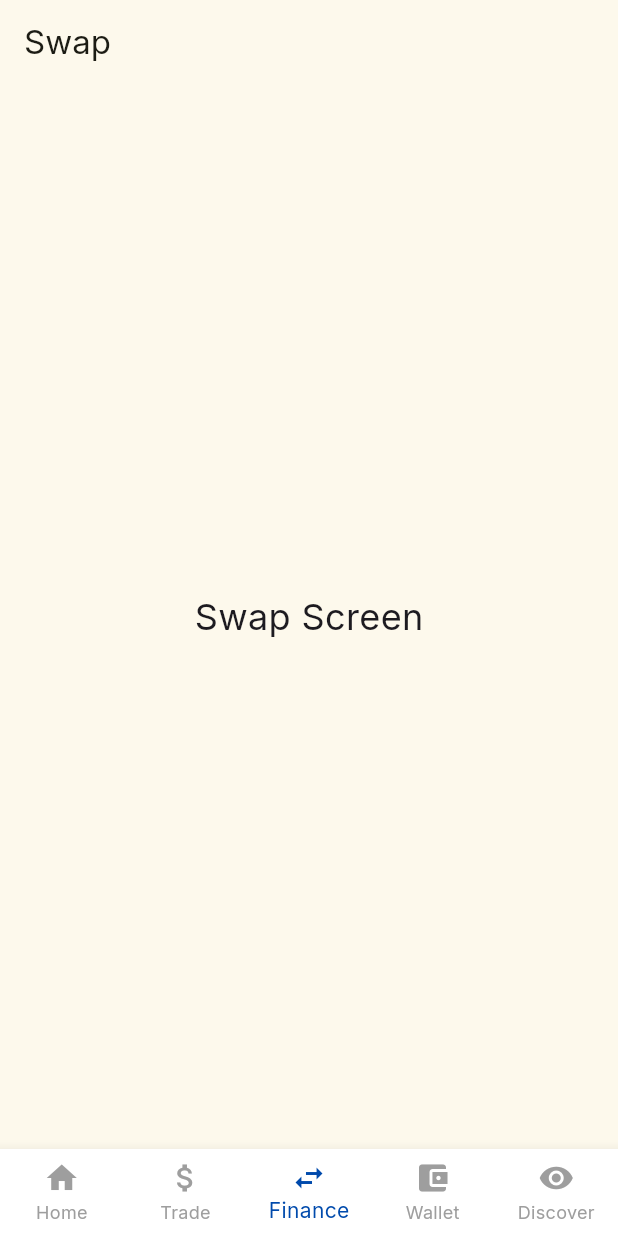
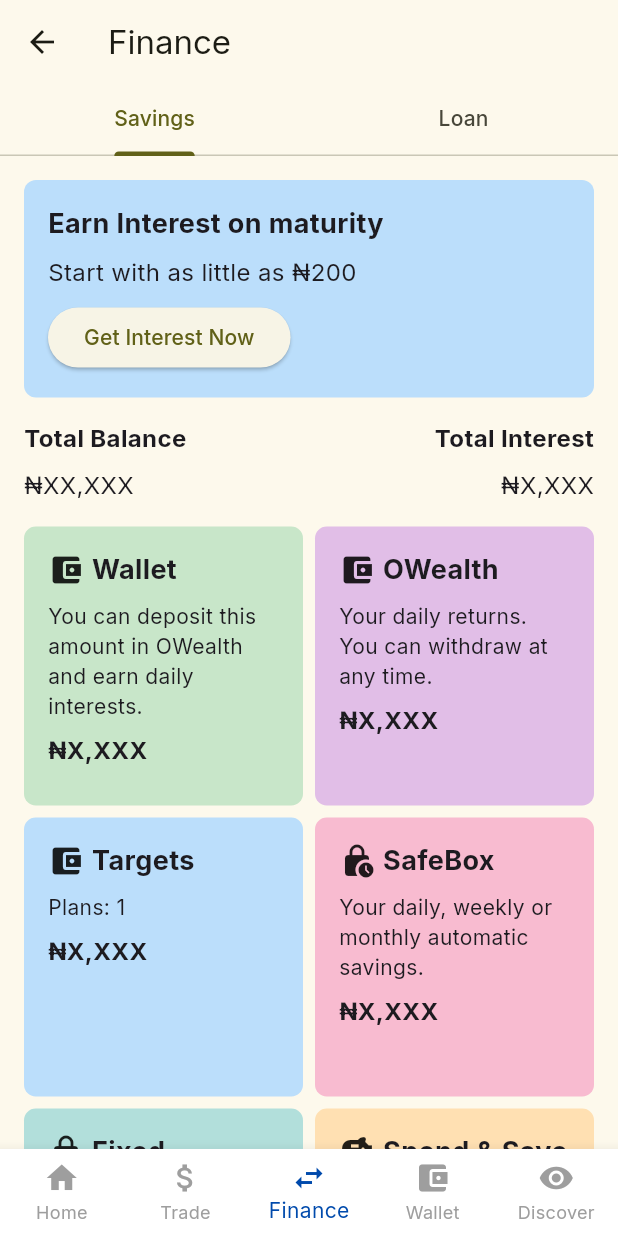
Before and after one commit to Rick-Development/dinissa, a Flutter app: the MainScreen screen opened by its route, item 3 of the bottom bar chosen, on a phone screen of 412 x 824 dp. Run offline on Flutter 3.47's test engine with Material 3 defaults, Android fonts, the phone set to English and light mode, and no system bars; our stand-ins replace animated_splash_screen, connectivity_plus, flutter_screenutil, flutter_svg, google_fonts, page_transition; network calls fail.

Commit message:
finance/savings screen

```diff
--- a/lib/routes/app_routes.dart
+++ b/lib/routes/app_routes.dart
@@ -5,12 +5,12 @@ import 'package:dinissa/views/main_screen/pages/home_screen.dart';
 import 'package:dinissa/views/loan_save_screen.dart';
 import 'package:dinissa/views/p2p_screen.dart';
 import 'package:dinissa/views/profile_screen.dart';
-import 'package:dinissa/views/splash_screen.dart';
-import 'package:dinissa/views/main_screen/pages/buy_sell_screen.dart'; // Add this
-import 'package:dinissa/views/main_screen/pages/swap_screen.dart'; // Add this
+import 'package:dinissa/views/intro/splash_screen.dart';
+import 'package:dinissa/views/main_screen/pages/trade_screen.dart'; // Add this
+import 'package:dinissa/views/main_screen/pages/finance_screen.dart'; // Add this
 import 'package:dinissa/views/main_screen/pages/wallet_screen.dart'; // Add this
 import 'package:dinissa/views/main_screen/pages/discover_screen.dart'; // Add this
-import 'package:dinissa/views/welcome_screen.dart';
+import 'package:dinissa/views/intro/welcome_screen.dart';
 import 'package:flutter/material.dart';
 
 class AppRoutes {
@@ -50,10 +50,10 @@ class AppRoutes {
         return MaterialPageRoute(builder: (_) => const ProfileScreen());
       case buySell:
         return MaterialPageRoute(
-            builder: (_) => const BuySellScreen()); // Add this
+            builder: (_) => const TradeScreen()); // Add this
       case swap:
         return MaterialPageRoute(
-            builder: (_) => const SwapScreen()); // Add this
+            builder: (_) => const FinanceScreen()); // Add this
       case wallet:
         return MaterialPageRoute(
             builder: (_) => const WalletScreen()); // Add this
--- a/lib/views/splash_screen.dart
+++ b/lib/views/intro/splash_screen.dart
@@ -3,7 +3,7 @@ import 'package:flutter/material.dart';
 import 'package:page_transition/page_transition.dart';
 
 import 'package:dinissa/util/app_colors.dart';
-import 'package:dinissa/views/welcome_screen.dart';
+import 'package:dinissa/views/intro/welcome_screen.dart';
 
 class SplashScreen extends StatefulWidget {
   const SplashScreen({super.key});
--- a/lib/views/welcome_screen.dart
+++ b/lib/views/intro/welcome_screen.dart
@@ -137,7 +137,9 @@ class _WelcomeScreenState extends State<WelcomeScreen> {
               }),
             ),
             SizedBox(height: 20.h),
-            Align(
+            Padding(
+              padding: EdgeInsets.only(bottom: 10.0.h),
+              child: Align(
                 alignment: Alignment.bottomCenter,
                 child: Row(
                   children: [
@@ -163,6 +165,7 @@ class _WelcomeScreenState extends State<WelcomeScreen> {
                   ],
                 ),
               ),
+            ),
           ],
         ),
       ),
--- a/lib/views/main_screen/main_screen.dart
+++ b/lib/views/main_screen/main_screen.dart
@@ -1,9 +1,9 @@
 import 'package:connectivity_plus/connectivity_plus.dart';
 import 'package:dinissa/util/app_colors.dart';
-import 'package:dinissa/views/main_screen/pages/buy_sell_screen.dart';
+import 'package:dinissa/views/main_screen/pages/trade_screen.dart';
 import 'package:dinissa/views/main_screen/pages/discover_screen.dart';
 import 'package:dinissa/views/main_screen/pages/home_screen.dart';
-import 'package:dinissa/views/main_screen/pages/swap_screen.dart';
+import 'package:dinissa/views/main_screen/pages/finance_screen.dart';
 import 'package:dinissa/views/main_screen/pages/wallet_screen.dart';
 import 'package:flutter/material.dart';
 import 'package:flutter_screenutil/flutter_screenutil.dart';
@@ -21,8 +21,8 @@ class _MainScreenState extends State<MainScreen> {
   int _selectedIndex = 0;
   final List _pages = [
     const HomeScreen(),
-    const BuySellScreen(),
-    const SwapScreen(),
+    const TradeScreen(),
+    const FinanceScreen(),
     const WalletScreen(),
     const DiscoverScreen()
   ];
--- /dev/null
+++ b/lib/views/main_screen/pages/finance_screen.dart
@@ -0,0 +1,222 @@
+import 'package:flutter/material.dart';
+import 'package:flutter_screenutil/flutter_screenutil.dart';
+
+class FinanceScreen extends StatelessWidget {
+  const FinanceScreen({super.key});
+
+  @override
+  Widget build(BuildContext context) {
+    return DefaultTabController(
+      length: 2,
+      child: Scaffold(
+        appBar: AppBar(
+          title: const Text('Finance'),
+          bottom: const TabBar(
+            tabs: [
+              Tab(text: 'Savings'),
+              Tab(text: 'Loan'),
+            ],
+          ),
+        ),
+        body: const TabBarView(
+          children: [
+            SavingsTag(),
+            LoanTab(),
+          ],
+        ),
+      ),
+    );
+  }
+}
+
+class SavingsTag extends StatelessWidget {
+  const SavingsTag({super.key});
+
+  @override
+  Widget build(BuildContext context) {
+    return SingleChildScrollView(
+      padding: const EdgeInsets.all(16.0),
+      child: Column(
+        children: [
+          Container(
+            width: double.infinity,
+            padding: const EdgeInsets.all(16.0),
+            decoration: BoxDecoration(
+              color: Colors.blue[100],
+              borderRadius: BorderRadius.circular(8.0),
+            ),
+            child: Column(
+              crossAxisAlignment: CrossAxisAlignment.start,
+              children: [
+                const Text(
+                  'Earn Interest on maturity',
+                  style: TextStyle(fontSize: 18.0, fontWeight: FontWeight.bold),
+                ),
+                const SizedBox(height: 8.0),
+                const Text(
+                  'Start with as little as ₦200',
+                  style: TextStyle(fontSize: 16.0),
+                ),
+                const SizedBox(height: 8.0),
+                ElevatedButton(
+                  onPressed: () {},
+                  child: const Text('Get Interest Now'),
+                ),
+              ],
+            ),
+          ),
+          const SizedBox(height: 16.0),
+          const Row(
+            mainAxisAlignment: MainAxisAlignment.spaceBetween,
+            children: [
+              Text(
+                'Total Balance',
+                style: TextStyle(fontSize: 16.0, fontWeight: FontWeight.bold),
+              ),
+              Text(
+                'Total Interest',
+                style: TextStyle(fontSize: 16.0, fontWeight: FontWeight.bold),
+              ),
+            ],
+          ),
+          const SizedBox(height: 8.0),
+          const Row(
+            mainAxisAlignment: MainAxisAlignment.spaceBetween,
+            children: [
+              Text(
+                '₦XX,XXX',
+                style: TextStyle(fontSize: 16.0),
+              ),
+              Text(
+                '₦X,XXX',
+                style: TextStyle(fontSize: 16.0),
+              ),
+            ],
+          ),
+          const SizedBox(height: 16.0),
+          GridView.count(
+            crossAxisCount: 2,
+            shrinkWrap: true,
+            physics: const NeverScrollableScrollPhysics(),
+            crossAxisSpacing: 8.0,
+            mainAxisSpacing: 8.0,
+            children: [
+              SavingsCard(
+                icon: const Icon(Icons.account_balance_wallet),
+                title: 'Wallet',
+                description:
+                    'You can deposit this amount in OWealth and earn daily interests.',
+                amount: '₦X,XXX',
+                color: Colors.green[100],
+              ),
+              SavingsCard(
+                icon: const Icon(Icons.account_balance_wallet),
+                title: 'OWealth',
+                description:
+                    'Your daily returns. You can withdraw at any time.',
+                amount: '₦X,XXX',
+                color: Colors.purple[100],
+              ),
+              SavingsCard(
+                icon: const Icon(Icons.account_balance_wallet),
+                title: 'Targets',
+                description: 'Plans: 1',
+                amount: '₦X,XXX',
+                color: Colors.blue[100],
+              ),
+              SavingsCard(
+                icon: const Icon(Icons.lock_clock_rounded),
+                title: 'SafeBox',
+                description: 'Your daily, weekly or monthly automatic savings.',
+                amount: '₦X,XXX',
+                color: Colors.pink[100],
+              ),
+              SavingsCard(
+                icon: const Icon(Icons.lock_rounded),
+                title: 'Fixed',
+                description: 'Min: ₦1000\nTenor: 7-1000 days',
+                color: Colors.teal[100],
+              ),
+              SavingsCard(
+                icon: const Icon(Icons.savings),
+                title: 'Spend & Save',
+                description:
+                    'Your percentage savings every time you spend or transfer.',
+                color: Colors.orange[100],
+              ),
+            ],
+          ),
+        ],
+      ),
+    );
+  }
+}
+
+class SavingsCard extends StatelessWidget {
+  final Widget icon;
+  final String title;
+  final String description;
+  final String? amount;
+  final Color? color;
+  const SavingsCard(
+      {super.key,
+      required this.icon,
+      required this.title,
+      required this.description,
+      this.amount,
+      this.color});
+
+  @override
+  Widget build(BuildContext context) {
+    return Container(
+      padding: const EdgeInsets.all(16.0),
+      decoration: BoxDecoration(
+        color: color,
+        borderRadius: BorderRadius.circular(8.0.r),
+      ),
+      child: Column(
+        crossAxisAlignment: CrossAxisAlignment.start,
+        children: [
+          Row(
+            children: [
+              icon,
+              SizedBox(
+                width: 5.w,
+              ),
+              Text(
+                title,
+                style: const TextStyle(
+                    fontSize: 18.0, fontWeight: FontWeight.bold),
+              ),
+            ],
+          ),
+          SizedBox(height: 8.0.h),
+          Text(
+            description,
+            style: const TextStyle(fontSize: 14.0),
+          ),
+          const SizedBox(height: 8.0),
+          // if (amount!.isNotEmpty)
+          Text(
+            amount ?? "",
+            style: const TextStyle(fontSize: 16.0, fontWeight: FontWeight.bold),
+          ),
+        ],
+      ),
+    );
+  }
+}
+
+class LoanTab extends StatelessWidget {
+  const LoanTab({super.key});
+
+  @override
+  Widget build(BuildContext context) {
+    return const Center(
+      child: Text(
+        'Loan Tab Content',
+        style: TextStyle(fontSize: 24.0),
+      ),
+    );
+  }
+}
--- a/lib/views/main_screen/pages/swap_screen.dart
+++ /dev/null
@@ -1,21 +0,0 @@
-import 'package:flutter/material.dart';
-
-class SwapScreen extends StatelessWidget {
-  const SwapScreen({super.key});
-
-  @override
-  Widget build(BuildContext context) {
-    return Scaffold(
-      appBar: AppBar(
-        title: const Text('Swap'),
-        automaticallyImplyLeading: false,
-      ),
-      body: const Center(
-        child: Text(
-          'Swap Screen',
-          style: TextStyle(fontSize: 24),
-        ),
-      ),
-    );
-  }
-}
--- a/lib/views/main_screen/pages/buy_sell_screen.dart
+++ b/lib/views/main_screen/pages/trade_screen.dart
@@ -1,7 +1,7 @@
 import 'package:flutter/material.dart';
 
-class BuySellScreen extends StatelessWidget {
-  const BuySellScreen({super.key});
+class TradeScreen extends StatelessWidget {
+  const TradeScreen({super.key});
 
   @override
   Widget build(BuildContext context) {
```
Lines whose indentation alone changed are shown as unchanged.
